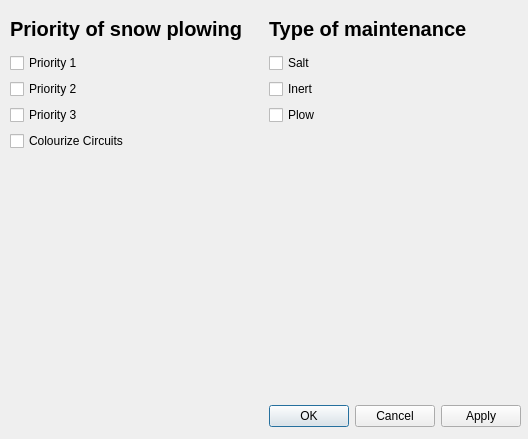
Before: the Qt Designer form plugin/snowplow_dialog_base.ui in pixelneo/SnowPlow, drawn with Qt 5.
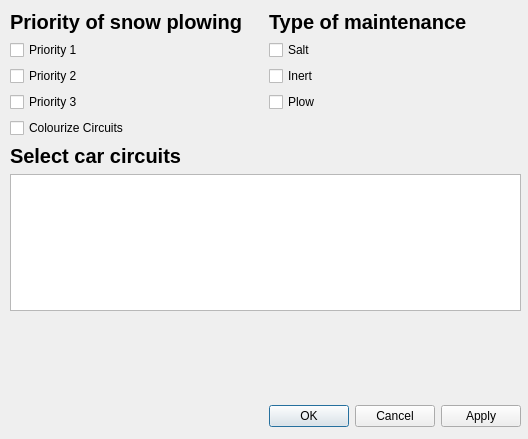
After: the same form once the commit is applied.

Diff of the .ui file:
```diff
--- a/plugin/snowplow_dialog_base.ui
+++ b/plugin/snowplow_dialog_base.ui
@@ -35,7 +35,7 @@
      <x>10</x>
      <y>10</y>
      <width>511</width>
-     <height>141</height>
+     <height>301</height>
     </rect>
    </property>
    <layout class="QVBoxLayout" name="verticalLayout_4">
@@ -152,6 +152,31 @@
       </property>
      </widget>
     </item>
+    <item>
+     <layout class="QHBoxLayout" name="horizontalLayout_2">
+      <item>
+       <layout class="QVBoxLayout" name="verticalLayout_5">
+        <item>
+         <widget class="QLabel" name="label_3">
+          <property name="font">
+           <font>
+            <pointsize>15</pointsize>
+            <weight>75</weight>
+            <bold>true</bold>
+           </font>
+          </property>
+          <property name="text">
+           <string>Select car circuits</string>
+          </property>
+         </widget>
+        </item>
+        <item>
+         <widget class="QListView" name="cars"/>
+        </item>
+       </layout>
+      </item>
+     </layout>
+    </item>
    </layout>
   </widget>
  </widget>
```
